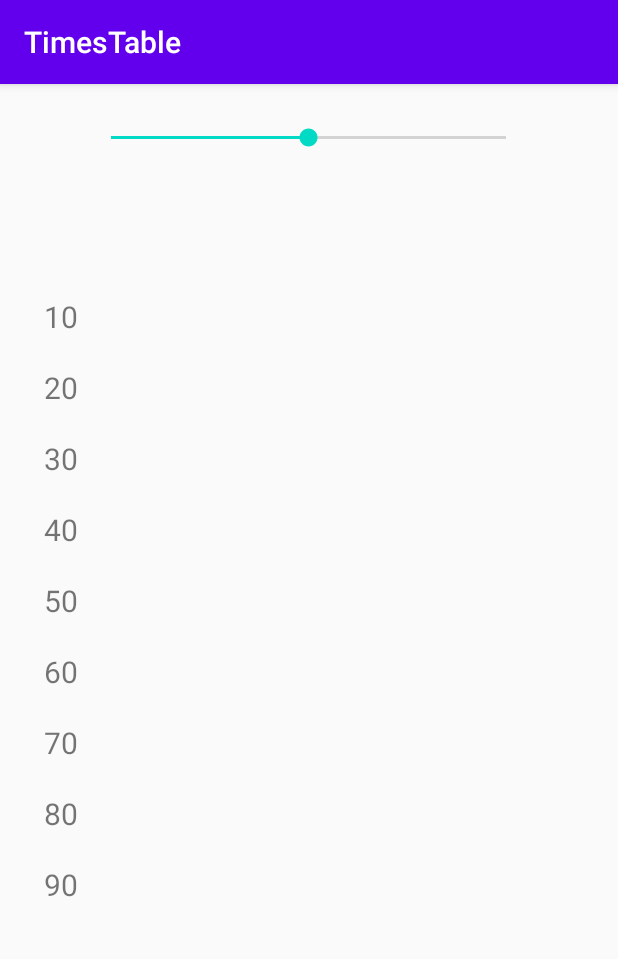
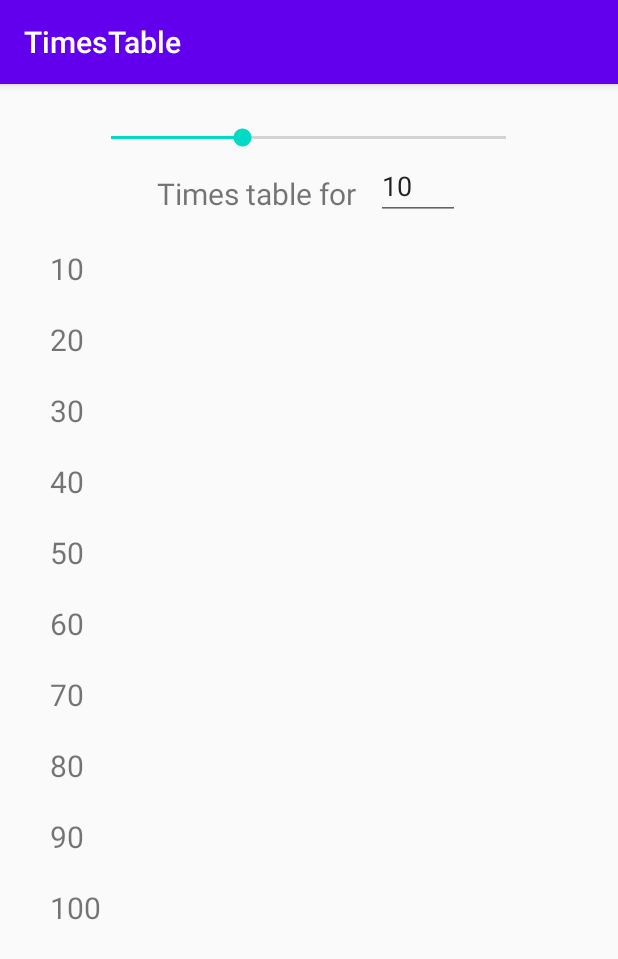
Before and after one commit to koushikj/TimesTableApp, an Android app: the screen it shows after launch (MainActivity), on a phone screen of 412 x 824 dp. Shown: the top 959 px of the screen. Run offline under Robolectric (Android 15) with nearby library versions, the phone set to English and light mode, and no system bars.

Commit message:
add option to provide the tables input

```diff
--- a/app/src/main/java/com/example/timestable/MainActivity.java
+++ b/app/src/main/java/com/example/timestable/MainActivity.java
@@ -6,12 +6,16 @@ import androidx.recyclerview.widget.LinearLayoutManager;
 import androidx.recyclerview.widget.RecyclerView;
 
 import android.os.Bundle;
+import android.text.Editable;
+import android.text.TextWatcher;
 import android.util.Log;
 import android.view.LayoutInflater;
 import android.view.View;
 import android.view.ViewGroup;
 import android.widget.ArrayAdapter;
+import android.widget.EditText;
 import android.widget.SeekBar;
+import android.widget.TextView;
 import android.widget.Toast;
 
 import java.util.ArrayList;
@@ -19,36 +23,54 @@ import java.util.ArrayList;
 public class MainActivity extends AppCompatActivity implements MyRecyclerViewAdapter.ItemClickListener {
     MyRecyclerViewAdapter adapter;
     RecyclerView recyclerView;
-
+    static final int min_value=1;
+    static final int max_value=30;
     @Override
     protected void onCreate(Bundle savedInstanceState) {
         super.onCreate(savedInstanceState);
         setContentView(R.layout.activity_main);
 
         recyclerView = findViewById(R.id.tables);
-        SeekBar seekBar = findViewById(R.id.seekBar);
-        seekBar.setMax(20);
+        final SeekBar seekBar = findViewById(R.id.seekBar);
+        final EditText editText = findViewById(R.id.inputValueForTables);
+        seekBar.setMax(30);
         seekBar.setProgress(10);
 
-        // data to populate the RecyclerView with
-        final ArrayList<String> animalNames = new ArrayList<>();
-        animalNames.add("Horse");
-        animalNames.add("Cow");
-        animalNames.add("Camel");
-        animalNames.add("Sheep");
-        animalNames.add("Goat");
+        editText.addTextChangedListener(new TextWatcher() {
+            @Override
+            public void beforeTextChanged(CharSequence charSequence, int i, int i1, int i2) {
+
+            }
+
+            @Override
+            public void onTextChanged(CharSequence charSequence, int i, int i1, int i2) {
+                final String inputString = charSequence.toString();
+                int inputInt = 1;
+                if (!inputString.equals("")) {
+                    try {
+                        inputInt = checkMin(Integer.parseInt(inputString));
+
+                    } catch (NumberFormatException e) {
+                        e.printStackTrace();
+                    }
+                }
+                final int tableNum = checkMin(inputInt);
+                generateTimesTable(tableNum);
+                seekBar.setProgress(tableNum);
+            }
+
+            @Override
+            public void afterTextChanged(Editable editable) {
+
+            }
+        });
 
         seekBar.setOnSeekBarChangeListener(new SeekBar.OnSeekBarChangeListener() {
             @Override
             public void onProgressChanged(SeekBar seekBar, int progress, boolean b) {
-                int min=1;
-                int timesTable;
-                if(progress<1){
-                    timesTable=1;
-                    seekBar.setProgress(timesTable);
-                }else{
-                    timesTable=progress;
-                }
+                editText.setText(String.valueOf(progress));
+                int timesTable = checkMin(progress);
+                seekBar.setProgress(timesTable);
                 generateTimesTable(timesTable);
                 Log.i("SeekBar Tables", String.valueOf(timesTable));
             }
@@ -66,6 +88,15 @@ public class MainActivity extends AppCompatActivity implements MyRecyclerViewAda
         generateTimesTable(10);
     }
 
+    private int checkMin(int progress) {
+        if (progress < min_value) {
+            return 1;
+        } else if (progress > max_value) {
+            return max_value;
+        }
+        return progress;
+    }
+
     @Override
     public void onItemClick(View view, int position) {
         Toast.makeText(this, "You clicked " + adapter.getItem(position) + " on row number " + position, Toast.LENGTH_SHORT).show();
@@ -73,7 +104,7 @@ public class MainActivity extends AppCompatActivity implements MyRecyclerViewAda
 
     public void generateTimesTable(int timesTable){
         ArrayList<String> result = new ArrayList<>();
-        for(int i=1;i<10;i++){
+        for(int i=1;i<=10;i++){
             result.add(String.valueOf(i*timesTable));
         }
 
--- a/app/src/main/res/layout/activity_main.xml
+++ b/app/src/main/res/layout/activity_main.xml
@@ -11,7 +11,7 @@
         android:layout_width="295dp"
         android:layout_height="23dp"
         android:layout_marginTop="24dp"
-        android:max="20"
+        android:max="30"
         app:layout_constraintEnd_toEndOf="parent"
         app:layout_constraintHorizontal_bias="0.498"
         app:layout_constraintStart_toStartOf="parent"
@@ -19,13 +19,41 @@
 
     <androidx.recyclerview.widget.RecyclerView
         android:id="@+id/tables"
-        android:layout_width="374dp"
-        android:layout_height="589dp"
-        android:layout_marginTop="36dp"
-        app:layout_constraintBottom_toBottomOf="parent"
+        android:layout_width="365dp"
+        android:layout_height="493dp"
+        android:layout_marginTop="12dp"
         app:layout_constraintEnd_toEndOf="parent"
+        app:layout_constraintHorizontal_bias="0.5"
+        app:layout_constraintStart_toStartOf="parent"
+        app:layout_constraintTop_toBottomOf="@+id/headertextView" />
+
+    <TextView
+        android:id="@+id/headertextView"
+        android:layout_width="196dp"
+        android:layout_height="28dp"
+        android:layout_marginStart="28dp"
+        android:layout_marginLeft="28dp"
+        android:layout_marginTop="12dp"
+        android:gravity="right"
+        android:text="Times table for"
+        android:textSize="20sp"
+        app:layout_constraintEnd_toStartOf="@+id/inputValueForTables"
         app:layout_constraintHorizontal_bias="0.5"
         app:layout_constraintStart_toStartOf="parent"
         app:layout_constraintTop_toBottomOf="@+id/seekBar" />
 
+    <EditText
+        android:id="@+id/inputValueForTables"
+        android:layout_width="56dp"
+        android:layout_height="43dp"
+        android:layout_marginEnd="92dp"
+        android:layout_marginRight="92dp"
+        android:ems="10"
+        android:inputType="number"
+        android:text="10"
+        app:layout_constraintEnd_toEndOf="parent"
+        app:layout_constraintHorizontal_bias="0.5"
+        app:layout_constraintStart_toEndOf="@+id/headertextView"
+        app:layout_constraintTop_toBottomOf="@+id/seekBar" />
+
 </androidx.constraintlayout.widget.ConstraintLayout>
```
